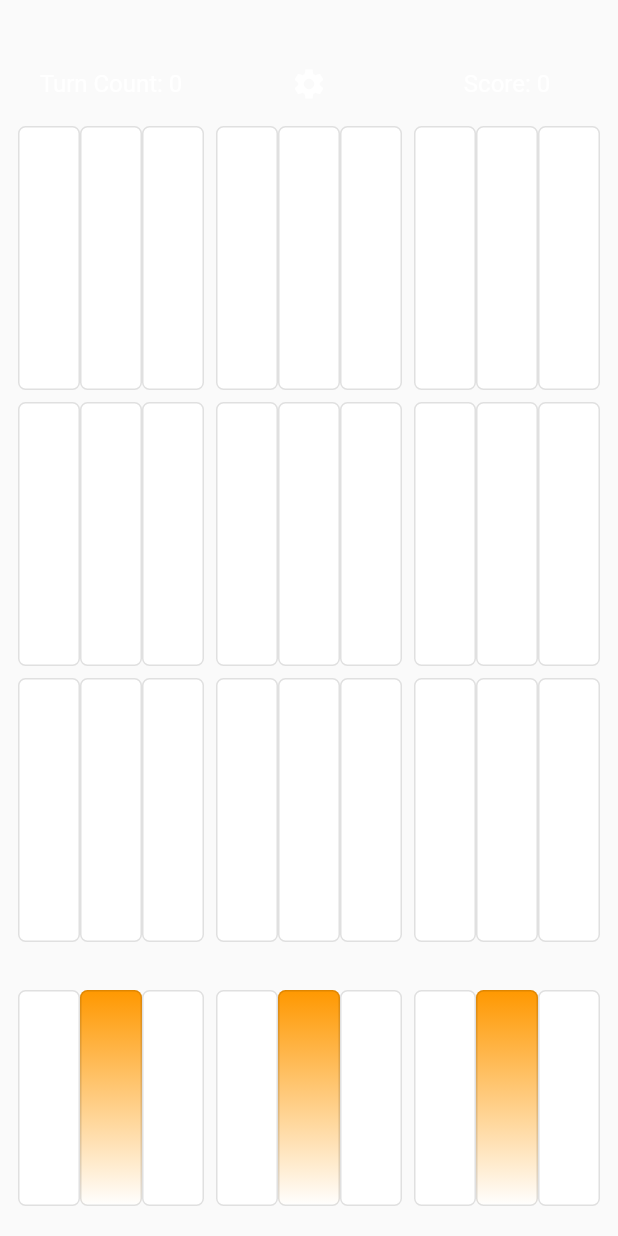
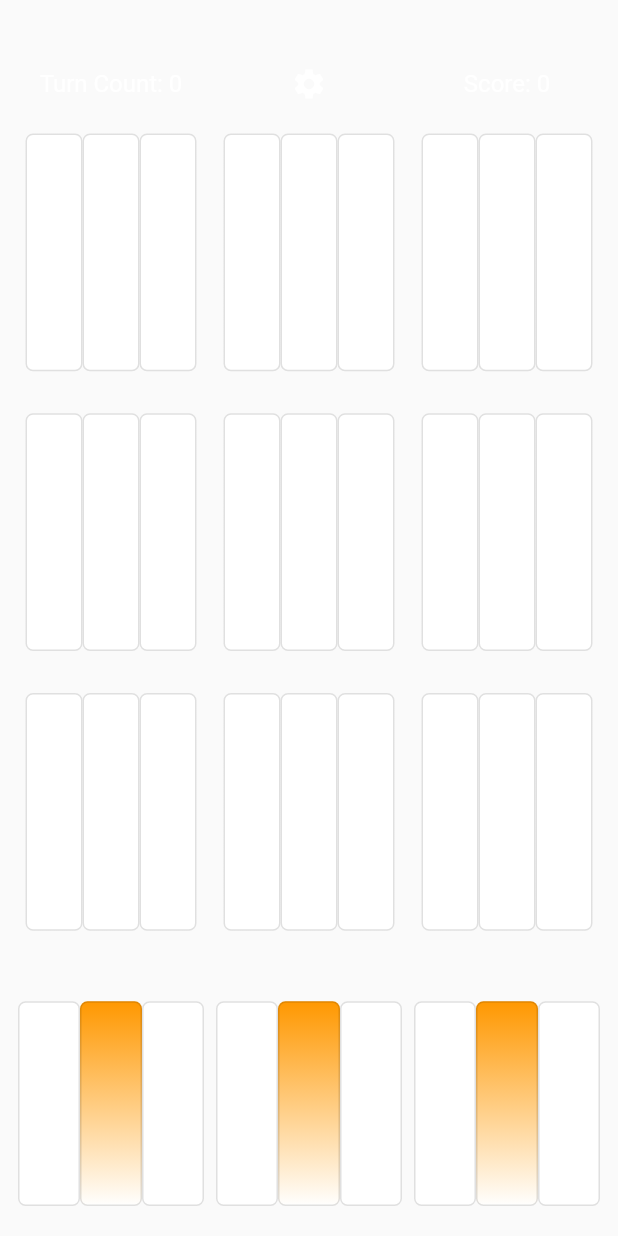
Before and after one commit to Kenneth5259/KolorKlash, a Flutter app: the GameBoard widget shown alone on an empty page, opened directly, on a phone screen of 412 x 824 dp. Run offline on Flutter 3.47's test engine with Material 2 defaults, Android fonts, the phone set to English and light mode, and no system bars; our stand-ins replace audioplayers, flutter_redux, redux.

Commit message:
Updated gameboard layout to be more dynamic on widths using layout builder

```diff
--- a/lib/screens/game_board_screen.dart
+++ b/lib/screens/game_board_screen.dart
@@ -17,10 +17,12 @@ class GameBoard extends StatefulWidget {
   @override
   State<GameBoard> createState() => _GameBoardState();
 }
+
 class _GameBoardState extends State<GameBoard> {
-  static const double paddingSide = 8;
-  static const double paddingTop = 32;
+  static const double defaultPaddingSide = 8;
+  static const double defaultPaddingTop = 32;
   static const double fontSize = 16;
+  static const double defaultGap = 10;
 
   @override
   Widget build(BuildContext context) {
@@ -28,18 +30,32 @@ class _GameBoardState extends State<GameBoard> {
       converter: (store) => store.state,
       builder: (_, state)
       {
-        return Stack(
-            children: getGameBoardChildren(state)
+        return LayoutBuilder(
+            builder: (BuildContext context, BoxConstraints constraints) {
+              final double currentWidth = constraints.maxWidth;
+              double paddingSide;
+
+              // Check the width of the device and adjust padding accordingly
+              if(currentWidth > 600){ // Width greater than 600 is most likely a tablet screen
+                paddingSide = currentWidth * 0.1; // Padding is 10% of width
+              } else {
+                paddingSide = defaultPaddingSide;
+              }
+
+              return Stack(
+                  children: getGameBoardChildren(state, paddingSide)
+              );
+            }
         );
       },
     );
   }
 
-  List<Widget> getGameBoardChildren(AppState state) {
+  List<Widget> getGameBoardChildren(AppState state, double paddingSide) {
     final store = StoreProvider.of<AppState>(context);
     List<Widget> gameBoardChildren = [
       Padding(
-        padding: const EdgeInsets.fromLTRB(paddingSide, paddingTop, paddingSide, paddingSide),
+        padding: EdgeInsets.fromLTRB(paddingSide, defaultPaddingTop, paddingSide, defaultPaddingSide),
         child: Column(
           children: [
             Row(
@@ -55,6 +71,7 @@ class _GameBoardState extends State<GameBoard> {
         ),
       ),
     ];
+
     if(state.activePopupMenu == GameMenu.POPUP_ID) {
       gameBoardChildren.add(getGameMenu(state));
     }
@@ -95,25 +112,30 @@ class _GameBoardState extends State<GameBoard> {
       "Score: ${score}"
   )));
 
-  List<Expanded> generateTileRows(List<List<TileContainerReduxState>> tiles) {
-    List<Expanded> rows = [];
+  List<Widget> generateTileRows(List<List<TileContainerReduxState>> tiles) {
+    List<Widget> rows = [];
     for(var row in tiles) {
-      rows.add(
-          Expanded(
-              flex: 1,
-              child: Row(
-                children: generateTileCells(row),
-              )
-          )
-      );
+      rows.add(Expanded(
+        flex: 1,
+        child: Row(children: generateTileCells(row)),
+      ));
+      rows.add(const SizedBox(height: defaultGap)); // Specify the gap between the rows.
     }
     return rows;
   }
 
-  List<Expanded> generateTileCells(List<TileContainerReduxState> row) {
-    List<Expanded> cells = [];
+  List<Widget> generateTileCells(List<TileContainerReduxState> row) {
+    List<Widget> cells = [];
     for(var cell in row) {
-      cells.add(Expanded(flex: 1, child: cell.container));
+      cells.add(
+        Expanded(
+          flex: 1,
+          child: Container(
+            margin: const EdgeInsets.all(defaultGap / 2), // Specify the gap between the cells.
+            child: cell.container,
+          ),
+        ),
+      );
     }
     return cells;
   }
```
